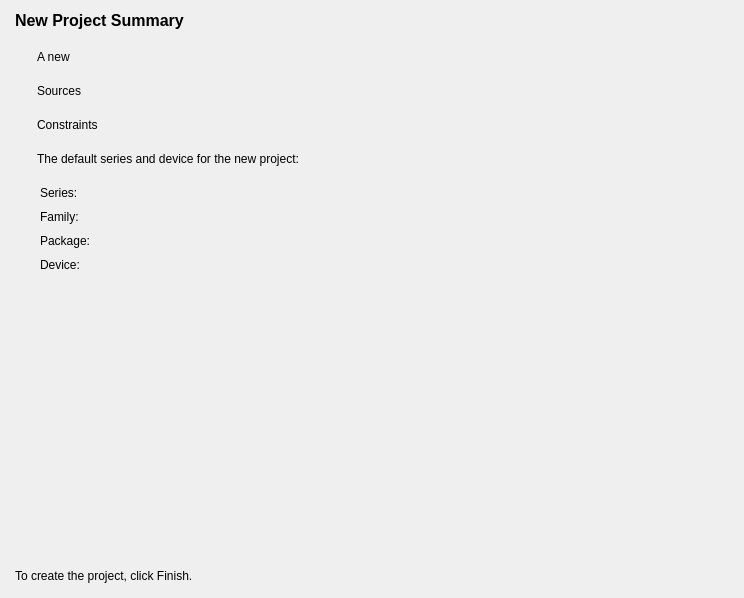
First picture: the form in src/NewProject/summary_form.ui, repository os-fpga/FOEDAG, before the edit.
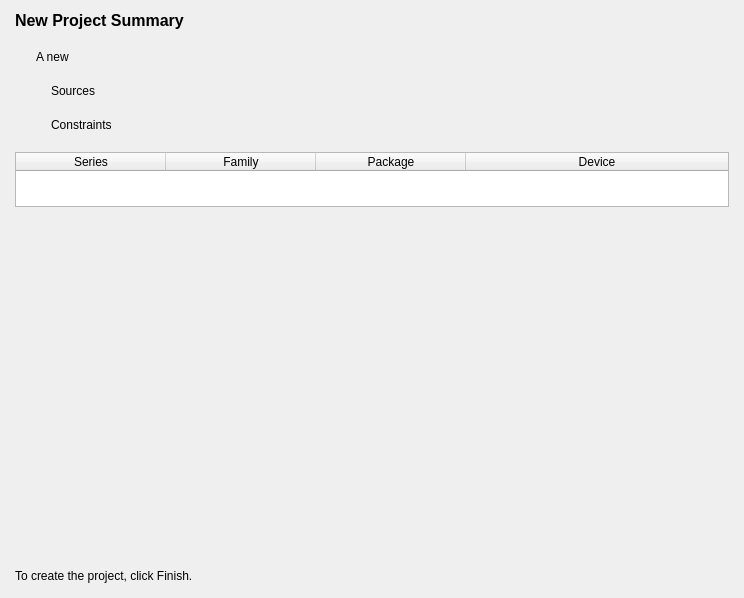
Second picture: the form after the edit.

Commit message: Update New Project Wizards UI

Patch:
```diff
--- a/src/NewProject/summary_form.ui
+++ b/src/NewProject/summary_form.ui
@@ -20,6 +20,9 @@
    <property name="leftMargin">
     <number>15</number>
    </property>
+   <property name="rightMargin">
+    <number>15</number>
+   </property>
    <property name="bottomMargin">
     <number>15</number>
    </property>
@@ -75,6 +78,9 @@
      <property name="spacing">
       <number>0</number>
      </property>
+     <property name="leftMargin">
+      <number>15</number>
+     </property>
      <item>
       <widget class="QLabel" name="m_labelSourcesPic">
        <property name="text">
@@ -102,6 +108,9 @@
      <property name="spacing">
       <number>0</number>
      </property>
+     <property name="leftMargin">
+      <number>15</number>
+     </property>
      <item>
       <widget class="QLabel" name="m_labelConstraintsPic">
        <property name="text">
@@ -118,70 +127,85 @@
      </item>
     </layout>
    </item>
-   <item>
-    <layout class="QHBoxLayout" name="horizontalLayout_4" stretch="3,97">
-     <property name="spacing">
-      <number>0</number>
-     </property>
-     <item>
-      <widget class="QLabel" name="m_labelSDevPic">
-       <property name="text">
-        <string/>
-       </property>
-      </widget>
-     </item>
-     <item>
-      <widget class="QLabel" name="m_labelSeriesDevice">
-       <property name="text">
-        <string>The default series and device for the new project:</string>
-       </property>
-      </widget>
-     </item>
-    </layout>
-   </item>
    <item>
     <layout class="QVBoxLayout" name="verticalLayout">
      <property name="spacing">
       <number>10</number>
      </property>
      <property name="leftMargin">
-      <number>25</number>
+      <number>0</number>
      </property>
      <property name="topMargin">
       <number>0</number>
      </property>
      <property name="rightMargin">
-      <number>10</number>
+      <number>0</number>
      </property>
      <property name="bottomMargin">
-      <number>10</number>
+      <number>0</number>
      </property>
      <item>
-      <widget class="QLabel" name="m_labelSeries">
-       <property name="text">
-        <string>Series:</string>
+      <widget class="QTableWidget" name="m_deviceInfoTable">
+       <property name="maximumSize">
+        <size>
+         <width>16777215</width>
+         <height>55</height>
+        </size>
        </property>
-      </widget>
-     </item>
-     <item>
-      <widget class="QLabel" name="m_labelFamily">
-       <property name="text">
-        <string>Family:</string>
+       <property name="verticalScrollBarPolicy">
+        <enum>Qt::ScrollBarAlwaysOff</enum>
        </property>
-      </widget>
-     </item>
-     <item>
-      <widget class="QLabel" name="m_labePackage">
-       <property name="text">
-        <string>Package:</string>
+       <property name="horizontalScrollBarPolicy">
+        <enum>Qt::ScrollBarAlwaysOff</enum>
        </property>
-      </widget>
-     </item>
-     <item>
-      <widget class="QLabel" name="m_labelDevice">
-       <property name="text">
-        <string>Device:</string>
+       <property name="editTriggers">
+        <set>QAbstractItemView::NoEditTriggers</set>
        </property>
+       <property name="showGrid">
+        <bool>false</bool>
+       </property>
+       <property name="rowCount">
+        <number>1</number>
+       </property>
+       <attribute name="horizontalHeaderVisible">
+        <bool>true</bool>
+       </attribute>
+       <attribute name="horizontalHeaderMinimumSectionSize">
+        <number>60</number>
+       </attribute>
+       <attribute name="horizontalHeaderDefaultSectionSize">
+        <number>150</number>
+       </attribute>
+       <attribute name="horizontalHeaderStretchLastSection">
+        <bool>true</bool>
+       </attribute>
+       <attribute name="verticalHeaderVisible">
+        <bool>false</bool>
+       </attribute>
+       <attribute name="verticalHeaderStretchLastSection">
+        <bool>false</bool>
+       </attribute>
+       <row/>
+       <column>
+        <property name="text">
+         <string>Series</string>
+        </property>
+       </column>
+       <column>
+        <property name="text">
+         <string>Family</string>
+        </property>
+       </column>
+       <column>
+        <property name="text">
+         <string>Package</string>
+        </property>
+       </column>
+       <column>
+        <property name="text">
+         <string>Device</string>
+        </property>
+       </column>
       </widget>
      </item>
     </layout>
```
The commit also changes 10 other files.
